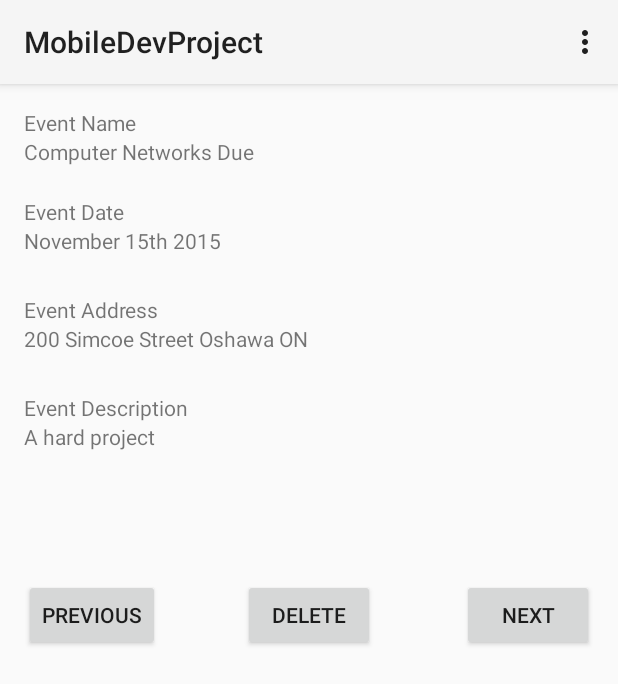
After one commit to ManicDX/MobileDevProject, an Android app: the BrowseEvents screen opened directly, with no data from a screen before it, on a phone screen of 412 x 824 dp. The commit adds this screen. Shown: the top 684 px of the screen. Run offline under Robolectric (Android 15) with nearby library versions, the phone set to English and light mode, and no system bars.

Commit message:
Added the database, add event, browse events, delete events, create events. It all works for now. OpenGL is still buggy.

```diff
--- a/app/src/main/AndroidManifest.xml
+++ b/app/src/main/AndroidManifest.xml
@@ -16,6 +16,10 @@
                 <category android:name="android.intent.category.LAUNCHER" />
             </intent-filter>
         </activity>
+        <activity android:name=".CreateEvent" >
+        </activity>
+        <activity android:name=".BrowseEvents" >
+        </activity>
     </application>
 
 </manifest>
--- /dev/null
+++ b/app/src/main/java/com/example/m100266177/mobiledevproject/BrowseEvents.java
@@ -0,0 +1,138 @@
+package com.example.m100266177.mobiledevproject;
+
+import android.content.Intent;
+import android.os.Bundle;
+import android.app.Activity;
+import android.view.Menu;
+import android.view.View;
+import android.widget.Button;
+import android.widget.TextView;
+import android.widget.Toast;
+
+import java.util.ArrayList;
+
+public class BrowseEvents extends Activity {
+
+    private ArrayList<Events> events = null;
+    private int EventIndex = -1;
+
+    @Override
+    protected void onCreate(Bundle savedInstanceState) {
+        super.onCreate(savedInstanceState);
+        setContentView(R.layout.activity_browse_events);
+
+        // Creates an instance of the database helper which we will need
+        EventDatabaseHelper databaseHelper = new EventDatabaseHelper(this);
+
+        // cleans out the databaseHelper incase there was stuff in it from a previous use
+        //databaseHelper.deleteAllEvents();
+
+        // Create Test Products
+        Events assignment1 = databaseHelper.createEvent("Computer Networks Due", "November 15th 2015", "200 Simcoe Street Oshawa ON", "A hard project");
+        Events assignment2 = databaseHelper.createEvent("Mobile Devices Due","November 30th 2015","200 Simcoe Street Oshawa ON","A Full Application is due");
+        Events assignment3 = databaseHelper.createEvent("User Interfaces","November 30th 2015","200 Simcoe Street Oshawa ON","Final Project is due");
+
+        this.events = databaseHelper.getAllEvents();
+        this.EventIndex = -1;
+        nextEvent();
+    }
+    @Override
+    public boolean onCreateOptionsMenu(Menu menu) {
+        // Inflate the menu; this adds items to the action bar if it is present.
+        getMenuInflater().inflate(R.menu.menu_main, menu);
+        return true;
+    }
+    @Override
+    protected void onActivityResult(int requestCode, int resultCode, Intent data) {
+        // Implement the data as a new Product
+        String eventName = data.getExtras().getString("eventName");
+        String eventDate = data.getExtras().getString("eventDate");
+        String eventAddress = data.getExtras().getString("eventAddress");
+        String eventDesc = data.getExtras().getString("eventDescription");
+        EventDatabaseHelper dbHelper = new EventDatabaseHelper(this);
+        dbHelper.createEvent(eventName, eventDate, eventAddress, eventDesc);
+        this.events = dbHelper.getAllEvents();
+    }
+
+
+    public void nextButtonOnClick (View v) {
+        // Once the next button is clicked the next product is displayed
+        Button button = (Button) v;
+        nextEvent();
+    }
+
+    public void previousButtonOnClick (View v) {
+        // Once the previous button is clicked the previous product is displayed
+        Button button = (Button) v;
+        prevEvent();
+    }
+    public void deleteButtonOnClick (View v) {
+        // once this button is pressed the current entry will be deleted
+        Button button = (Button) v;
+        EventDatabaseHelper dbHelper = new EventDatabaseHelper(this);
+        if(this.events.size() > 1) {
+            dbHelper.deleteEvent(this.events.get(this.EventIndex).getId());
+            this.events = dbHelper.getAllEvents();
+            if (this.EventIndex >= this.events.size()) {
+                this.EventIndex--;
+            } else {
+                this.EventIndex++;
+            }
+            showEvent(this.events.get(this.EventIndex));
+        }else{
+            Toast.makeText(getApplicationContext(),
+                    "The Database Cannot Be Empty, This Action Was Not Completed",
+                    Toast.LENGTH_SHORT).show();
+        }
+    }
+
+    private void nextEvent() {
+        this.EventIndex++;
+
+        if (this.EventIndex >= this.events.size()) {
+            this.EventIndex--;
+        }
+
+        showEvent(this.events.get(this.EventIndex));
+    }
+
+    private void prevEvent(){
+        this.EventIndex--;
+
+        if (this.EventIndex < 0) {
+            this.EventIndex++;
+        }
+
+        showEvent(this.events.get(this.EventIndex));
+    }
+    public void deleteEvent(View view){
+        EventDatabaseHelper dbHelper = new EventDatabaseHelper(this);
+        if(this.events.size() > 1) {
+            dbHelper.deleteEvent(this.events.get(this.EventIndex).getId());
+            this.events = dbHelper.getAllEvents();
+            if (this.EventIndex >= this.events.size()) {
+                this.EventIndex--;
+            } else {
+                this.EventIndex++;
+            }
+            showEvent(this.events.get(this.EventIndex));
+        }else{
+            Toast.makeText(getApplicationContext(),
+                    "Cannot delete, Database must have at least one value",
+                    Toast.LENGTH_SHORT).show();
+        }
+    }
+
+    // sets up the view for the user in order to view products in the database
+    private void showEvent(Events event) {
+        TextView eventNameField = (TextView)findViewById(R.id.eventNameOutput);
+        TextView eventAddressField = (TextView)findViewById(R.id.eventAddressOutput);
+        TextView eventDateField = (TextView)findViewById(R.id.eventDateOutput);
+        TextView eventDescriptionField = (TextView)findViewById(R.id.eventDescriptionOuput);
+
+        eventNameField.setText(event.getEventName());
+        eventDateField.setText(event.getEventDate());
+        eventAddressField.setText(event.getEventAddress());
+        eventDescriptionField.setText(event.getEventDescription());
+    }
+}
--- /dev/null
+++ b/app/src/main/java/com/example/m100266177/mobiledevproject/EventDatabaseHelper.java
@@ -0,0 +1,173 @@
+package com.example.m100266177.mobiledevproject;
+
+import android.content.ContentValues;
+import android.content.Context;
+import android.database.Cursor;
+import android.database.sqlite.SQLiteDatabase;
+import android.database.sqlite.SQLiteOpenHelper;
+import android.database.sqlite.SQLiteTransactionListener;
+import android.util.Log;
+
+import java.util.ArrayList;
+import java.lang.Long;
+import java.lang.Override;
+import java.lang.String;
+
+/**
+ * Created by 100486790 on 28/11/2015.
+ * This will be used for the database of events that the user will create
+ * or store.
+ */
+
+public class EventDatabaseHelper extends SQLiteOpenHelper {
+    public static final int DATABASE_VERSION = 1;
+    public static final String DATABASE_FILENAME = "event.db";
+    public static final String TABLE_NAME = "event";
+
+    // don't forget to use the column name '_id' for your primary key
+    public static final String CREATE_STATEMENT = "CREATE TABLE " + TABLE_NAME + "(" +
+            "  _id integer primary key autoincrement, " +
+            "  eventName text not null," +
+            "  eventDate text not null," +
+            "  eventAddress text not null," +
+            " eventDescription text not null" +
+            ")";
+    public static final String DROP_STATEMENT = "DROP TABLE " + TABLE_NAME;
+
+    public EventDatabaseHelper(Context context) {
+        super(context, DATABASE_FILENAME, null, DATABASE_VERSION);
+    }
+
+    @Override
+    public void onCreate(SQLiteDatabase database) {
+        database.execSQL(CREATE_STATEMENT);
+    }
+
+    @Override
+    public void onUpgrade(SQLiteDatabase database, int oldVersion, int newVersion) {
+        // the implementation below is adequate for the first version
+        // however, if we change our table at all, we'd need to execute code to move the data
+        // to the new table structure, then delete the old tables (renaming the new ones)
+
+        // the current version destroys all existing data
+        database.execSQL(DROP_STATEMENT);
+        database.execSQL(CREATE_STATEMENT);
+    }
+
+    public Events createEvent(String eventName, String eventDate, String eventAddress, String eventDescription) {
+        // create the object
+        Events event = new Events(eventName, eventDate, eventAddress, eventDescription);
+
+        // obtain a database connection
+        SQLiteDatabase database = this.getWritableDatabase();
+
+        // insert the data into the database
+        ContentValues values = new ContentValues();
+        values.put("eventName", event.getEventName());
+        values.put("eventDate", event.getEventDate());
+        values.put("eventAddress", event.getEventAddress());
+        values.put("eventDescription", event.getEventDescription());
+        long id = database.insert(TABLE_NAME, null, values);
+
+        // assign the Id of the new database row as the Id of the object
+        event.setId(id);
+
+        return event;
+    }
+
+    public Events getEvent(long id) {
+        Events event = null;
+
+        // obtain a database connection
+        SQLiteDatabase database = this.getWritableDatabase();
+
+        // retrieve the event from the database
+        String[] columns = new String[] { "_id", "eventName", "eventDate", "eventAddress", "eventDescription" };
+        Cursor cursor = database.query(TABLE_NAME, columns, "_id = ?", new String[] { "" + id }, "", "", "", "");
+        if (cursor.getCount() >= 1) {
+            cursor.moveToFirst();
+            String eventName = cursor.getString(0);
+            String eventDate = cursor.getString(1);
+            String eventAddress = cursor.getString(2);
+            String eventDescription = cursor.getString(3);
+            event = new Events(eventName, eventDate, eventAddress, eventDescription);
+            event.setId(id);
+        }
+
+        Log.i("DatabaseAccess", "getEvent(" + id + "):  Event: " + event);
+        cursor.close();
+        return event;
+    }
+
+    public ArrayList<Events> getAllEvents() {
+        ArrayList<Events> events = new ArrayList<>();
+
+        // obtain a database connection
+        SQLiteDatabase database = this.getWritableDatabase();
+
+        // retrieve the product from the database
+        String[] columns = new String[] { "_id", "eventName", "eventDate", "eventAddress", "eventDescription" };
+        Cursor cursor = database.query(TABLE_NAME, columns, "", new String[]{}, "", "", "", "");
+        cursor.moveToFirst();
+        do {
+            // collect the product data, and place it into a product object
+            long id = Long.parseLong(cursor.getString(0));
+            String eventName = cursor.getString(1);
+            String eventDate = cursor.getString(2);
+            String eventAddress = cursor.getString(3);
+            String eventDescription = cursor.getString(4);
+            Events event = new Events(eventName, eventDate, eventAddress, eventDescription);
+            event.setId(id);
+
+            // add the current product to the list
+            events.add(event);
+
+            // advance to the next row in the results
+            cursor.moveToNext();
+        } while (!cursor.isAfterLast());
+
+        Log.i("DatabaseAccess", "getAllEvents():  num: " + events.size());
+        cursor.close();
+        return events;
+    }
+    public boolean updateEvent(Events event) {
+        // obtain a database connection
+        SQLiteDatabase database = this.getWritableDatabase();
+
+        // update the data in the database
+        ContentValues values = new ContentValues();
+        values.put("eventName", event.getEventName());
+        values.put("eventDescription", event.getEventDescription());
+        values.put("eventDate", event.getEventDate());
+        values.put("eventAddress", event.getEventAddress());
+        int numRowsAffected = database.update(TABLE_NAME, values, "_id = ?", new String[] { "" + event.getId() });
+
+        Log.i("DatabaseAccess", "updateEvent(" + event + "):  numRowsAffected: " + numRowsAffected);
+
+        // verify that the event was updated successfully
+        return (numRowsAffected == 1);
+    }
+
+    public boolean deleteEvent(long id) {
+        // obtain a database connection
+        SQLiteDatabase database = this.getWritableDatabase();
+
+        // delete the product
+        int numRowsAffected = database.delete(TABLE_NAME, "_id = ?", new String[] { "" + id });
+
+        Log.i("DatabaseAccess", "deleteEvent(" + id + "):  numRowsAffected: " + numRowsAffected);
+
+        // verify that the product was deleted successfully
+        return (numRowsAffected == 1);
+    }
+
+    public void deleteAllEvents() {
+        // obtain a database connection
+        SQLiteDatabase database = this.getWritableDatabase();
+
+        // delete the products
+        int numRowsAffected = database.delete(TABLE_NAME, "", new String[] {});
+
+        Log.i("DatabaseAccess", "deleteAllEvents():  numRowsAffected: " + numRowsAffected);
+    }
+}
--- /dev/null
+++ b/app/src/main/java/com/example/m100266177/mobiledevproject/Events.java
@@ -0,0 +1,45 @@
+package com.example.m100266177.mobiledevproject;
+
+/**
+ * Created by 100486790 on 28/11/2015.
+ * This class will be used to return information about the event
+ */
+public class Events {
+    private long id; // Variable for the Events ID
+    private String eventName; // Variable for the events name
+    private String eventDescription; // Variable for the event description
+    private String eventDate; // Variable for the events date
+    private String eventAddress; // variable for the events address
+
+    public Events (String eventName, String eventDate, String eventAddress, String eventDescription){
+        this.id = -1;
+        this.eventName = eventName;
+        this.eventDescription = eventDescription;
+        this.eventDate = eventDate;
+        this.eventAddress = eventAddress;
+    }
+
+    // these 5 methods are used to access the products information in order
+    // to display them
+    public long getId(){return id; }
+
+    public void setId(long id) {this.id = id; }
+
+    public String getEventName() {return eventName; }
+
+    public String getEventDate() {return eventDate; }
+
+    public String getEventAddress() {return eventAddress; }
+
+    public String getEventDescription() {return eventDescription; }
+
+
+    // These 4 public voids are needed for usage when the user adds an item
+    public void setEventDescription (String eventDescription) {this.eventDescription = eventDescription; }
+
+    public void setEventAddress (String eventAddress) {this.eventAddress = eventAddress; }
+
+    public void setEventName(String eventName) {this.eventName = eventName; }
+
+    public void setEventDate (String eventDate) {this.eventDate = eventDate; }
+}
--- /dev/null
+++ b/app/src/main/res/layout/activity_browse_events.xml
@@ -0,0 +1,101 @@
+<?xml version="1.0" encoding="utf-8"?>
+<RelativeLayout xmlns:android="http://schemas.android.com/apk/res/android"
+    xmlns:tools="http://schemas.android.com/tools" android:layout_width="match_parent"
+    android:layout_height="match_parent" android:paddingLeft="@dimen/activity_horizontal_margin"
+    android:paddingRight="@dimen/activity_horizontal_margin"
+    android:paddingTop="@dimen/activity_vertical_margin"
+    android:paddingBottom="@dimen/activity_vertical_margin"
+    tools:context="com.example.m100266177.mobiledevproject.BrowseEvents">
+
+    <TextView
+        android:layout_width="wrap_content"
+        android:layout_height="wrap_content"
+        android:text="@string/eventName"
+        android:id="@+id/eventNameLabel"
+        android:layout_alignParentTop="true"
+        android:layout_alignParentStart="true" />
+
+    <TextView
+        android:layout_width="wrap_content"
+        android:layout_height="wrap_content"
+        android:text="@string/eventDateLabel"
+        android:id="@+id/eventDateLabel"
+        android:layout_below="@+id/eventNameLabel"
+        android:layout_alignParentStart="true"
+        android:layout_marginTop="40dp" />
+
+    <TextView
+        android:layout_width="wrap_content"
+        android:layout_height="wrap_content"
+        android:text="@string/eventAddressLabel"
+        android:id="@+id/eventAddressLabel"
+        android:layout_marginTop="46dp"
+        android:layout_below="@+id/eventDateLabel"
+        android:layout_alignParentStart="true" />
+
+    <TextView
+        android:layout_width="wrap_content"
+        android:layout_height="wrap_content"
+        android:text="@string/eventDescriptionLabel"
+        android:id="@+id/eventDescriptionLabel"
+        android:layout_marginTop="46dp"
+        android:layout_below="@+id/eventAddressLabel"
+        android:layout_alignParentStart="true" />
+
+    <TextView
+        android:layout_width="wrap_content"
+        android:layout_height="wrap_content"
+        android:id="@+id/eventNameOutput"
+        android:layout_below="@+id/eventNameLabel"
+        android:layout_alignParentStart="true" />
+
+    <TextView
+        android:layout_width="wrap_content"
+        android:layout_height="wrap_content"
+        android:id="@+id/eventDateOutput"
+        android:layout_below="@+id/eventDateLabel"
+        android:layout_alignParentStart="true" />
+
+    <TextView
+        android:layout_width="wrap_content"
+        android:layout_height="wrap_content"
+        android:id="@+id/eventAddressOutput"
+        android:layout_below="@+id/eventAddressLabel"
+        android:layout_alignParentStart="true" />
+
+    <TextView
+        android:layout_width="wrap_content"
+        android:layout_height="wrap_content"
+        android:id="@+id/eventDescriptionOuput"
+        android:layout_below="@+id/eventDescriptionLabel"
+        android:layout_alignParentStart="true" />
+
+    <Button
+        android:layout_width="wrap_content"
+        android:layout_height="wrap_content"
+        android:text="@string/previousButtonLabel"
+        android:id="@+id/previousButton"
+        android:layout_below="@+id/eventDescriptionOuput"
+        android:layout_alignParentStart="true"
+        android:layout_marginTop="85dp"
+        android:onClick="previousButtonOnClick" />
+
+    <Button
+        android:layout_width="wrap_content"
+        android:layout_height="wrap_content"
+        android:text="@string/deleteButtonLabel"
+        android:id="@+id/deleteButton"
+        android:layout_alignBottom="@+id/previousButton"
+        android:layout_centerHorizontal="true"
+        android:onClick="deleteButtonOnClick" />
+
+    <Button
+        android:layout_width="wrap_content"
+        android:layout_height="wrap_content"
+        android:text="@string/nextButtonLabel"
+        android:id="@+id/nextButton"
+        android:layout_alignBottom="@+id/deleteButton"
+        android:layout_alignParentEnd="true"
+        android:onClick="nextButtonOnClick" />
+
+</RelativeLayout>
--- a/app/src/main/res/values/strings.xml
+++ b/app/src/main/res/values/strings.xml
@@ -3,4 +3,19 @@
 
     <string name="hello_world">Hello world!</string>
     <string name="action_settings">Settings</string>
+    <string name="eventName">Event Name</string>
+    <string name="eventDateLabel">Event Date</string>
+    <string name="eventAddressLabel">Event Address</string>
+    <string name="eventDescriptionLabel">Event Description</string>
+    <string name="previousButtonLabel">Previous</string>
+    <string name="deleteButtonLabel">Delete</string>
+    <string name="nextButtonLabel">Next</string>
+    <string name="eventNameHint">Ex. Dentist Appointment</string>
+    <string name="eventDateHint">Ex. November 15th 2015</string>
+    <string name="eventAddressHint">Ex. 123 Fake Street Oshawa ON</string>
+    <string name="eventDescriptionHint">Ex. Getting Tooth Pulled</string>
+    <string name="submitButtonLabel">Submit</string>
+    <string name="cancelButtonLabel">Cancel</string>
+    <string name="browseEventButtonLabel">Browse Events</string>
+    <string name="createButtonLabel">Create Event</string>
 </resources>
```
Also changed, not shown: app/src/main/java/com/example/m100266177/mobiledevproject/CreateEvent.java (added, +64 -0 lines), app/src/main/java/com/example/m100266177/mobiledevproject/MainActivity.java (+10 -0 lines), app/src/main/res/layout/activity_create_event.xml (added, +96 -0 lines), app/src/main/res/layout/activity_main.xml (+19 -0 lines), 2 other files.
